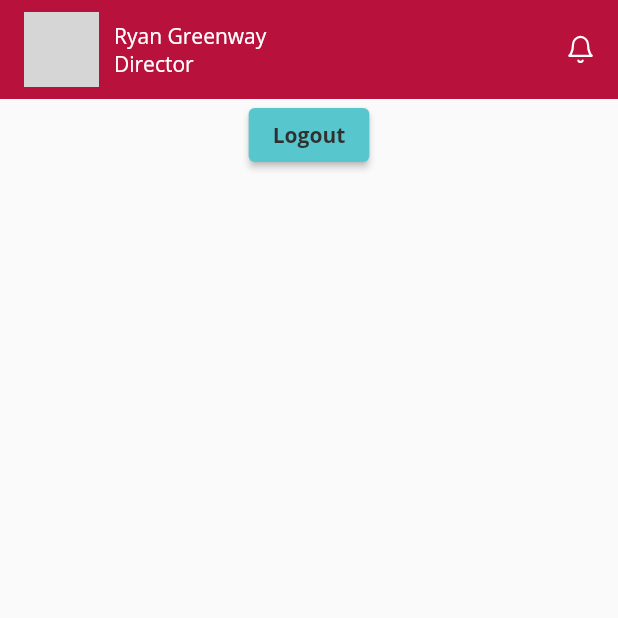
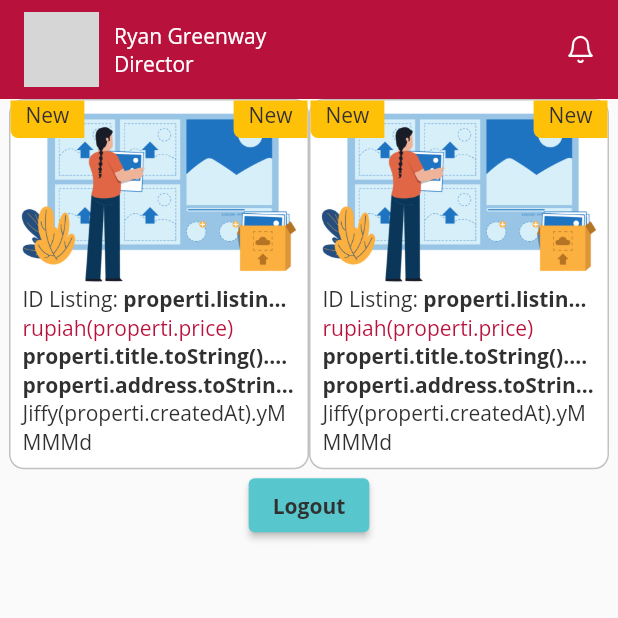
Before and after one commit to fikrighifari/erastar-apps, a Flutter app: the HomeScreen screen opened directly, on a phone screen of 412 x 824 dp, the top half of it. Run offline on Flutter 3.47's test engine with Material 2 defaults, Android fonts, the phone set to English and light mode, and no system bars; our stand-ins replace dio, flutter_modular, flutter_svg, google_fonts; missing offline and left inert: glutton; network calls fail; grey boxes are pictures that could not be loaded.

Commit message:
add: asset card

```diff
--- a/lib/app/ui/home/home_screen.dart
+++ b/lib/app/ui/home/home_screen.dart
@@ -1,5 +1,6 @@
 import 'package:erastar_apps/app/services/local_storage_service.dart';
 import 'package:erastar_apps/app/themes/themes.dart';
+import 'package:erastar_apps/app/widgets/cards/asset_card.dart';
 import 'package:erastar_apps/app/widgets/reusable_components/reusable_components.dart';
 import 'package:erastar_apps/export.dart';
 
@@ -15,6 +16,7 @@ class _HomeScreenState extends State<HomeScreen> {
   Widget build(BuildContext context) {
     return Scaffold(
       body: SafeArea(
+        child: SingleChildScrollView(
           child: Column(
             children: [
               // Header Content
@@ -61,6 +63,26 @@ class _HomeScreenState extends State<HomeScreen> {
                   ],
                 ),
               ),
+
+              // New Properti List
+              // SingleChildScrollView(
+              //   scrollDirection: Axis.horizontal,
+              //   child: Row(
+              //     children: [
+              //       AssetCard(),
+              //       AssetCard(),
+              //     ],
+              //   ),
+              // ),
+              SingleChildScrollView(
+                scrollDirection: Axis.horizontal,
+                child: Row(
+                  children: [
+                    AssetCard(),
+                    AssetCard(),
+                  ],
+                ),
+              ),
               ElevatedButton(
                 style: ElevatedButton.styleFrom(
                   backgroundColor: AppColor.cyanColor,
@@ -83,6 +105,7 @@ class _HomeScreenState extends State<HomeScreen> {
             ],
           ),
         ),
+      ),
     );
   }
 }
--- /dev/null
+++ b/lib/app/widgets/cards/asset_card.dart
@@ -0,0 +1,157 @@
+import 'package:erastar_apps/app/themes/themes.dart';
+import 'package:erastar_apps/app/widgets/reusable_components/reusable_components.dart';
+import 'package:erastar_apps/export.dart';
+
+class AssetCard extends StatefulWidget {
+  const AssetCard({super.key});
+
+  @override
+  State<AssetCard> createState() => _AssetCardState();
+}
+
+class _AssetCardState extends State<AssetCard> {
+  @override
+  Widget build(BuildContext context) {
+    return CustomContainer(
+      width: 200,
+      containerType: RoundedContainerType.outlined,
+      radius: 10,
+      borderColor: AppColor.naturalGrey1,
+      child: Column(
+        children: [
+          Stack(
+            children: [
+              Image.asset(
+                'assets/images/no_image.png',
+                fit: BoxFit.cover,
+              ),
+              Align(
+                alignment: Alignment.topLeft,
+                child: Column(
+                  crossAxisAlignment: CrossAxisAlignment.end,
+                  mainAxisAlignment: MainAxisAlignment.end,
+                  children: [
+                    Container(
+                      margin: const EdgeInsets.only(bottom: 5),
+                      padding: const EdgeInsets.symmetric(
+                        horizontal: 10,
+                      ),
+                      height: 25,
+                      decoration: const BoxDecoration(
+                        color:
+                            // properti.type == 'new'
+                            // ? AppColors.cyanColor
+                            // :
+                            AppColor.yellowColor,
+                        borderRadius: BorderRadius.only(
+                          bottomLeft: Radius.circular(5),
+                        ),
+                      ),
+                      child: const TextWidget(
+                        'New',
+                        // properti.type.toString().toTitleCase(),
+                        color:
+                            // properti.type == 'new'
+                            // ? AppColors.whiteColor
+                            // :
+                            AppColor.blackColor,
+                      ),
+                    ),
+                  ],
+                ),
+              ),
+              Align(
+                alignment: Alignment.topRight,
+                child: Column(
+                  crossAxisAlignment: CrossAxisAlignment.end,
+                  mainAxisAlignment: MainAxisAlignment.end,
+                  children: [
+                    Container(
+                      margin: const EdgeInsets.only(bottom: 5),
+                      padding: const EdgeInsets.symmetric(
+                        horizontal: 10,
+                      ),
+                      height: 25,
+                      decoration: const BoxDecoration(
+                        color:
+                            // properti.type == 'new'
+                            // ? AppColors.cyanColor
+                            // :
+                            AppColor.yellowColor,
+                        borderRadius: BorderRadius.only(
+                          bottomLeft: Radius.circular(5),
+                        ),
+                      ),
+                      child: const TextWidget(
+                        'New',
+                        // properti.type.toString().toTitleCase(),
+                        color:
+                            // properti.type == 'new'
+                            // ? AppColors.whiteColor
+                            // :
+                            AppColor.blackColor,
+                      ),
+                    ),
+                  ],
+                ),
+              ),
+            ],
+          ),
+          Padding(
+            padding: EdgeInsets.only(
+              bottom: 8,
+              left: 8,
+              right: 8,
+            ),
+            child: Column(
+              mainAxisAlignment: MainAxisAlignment.start,
+              crossAxisAlignment: CrossAxisAlignment.start,
+              children: [
+                Row(
+                  children: [
+                    TextWidget(
+                      "ID Listing: ",
+                      color: AppColor.blackColor,
+                    ),
+                    Expanded(
+                      child: Text(
+                        'properti.listingId.toString()',
+                        overflow: TextOverflow.ellipsis,
+                        style:
+                            defaultTextStyle.copyWith(fontWeight: boldWeight),
+                      ),
+                    ),
+                  ],
+                ),
+                TextWidget(
+                  'rupiah(properti.price)',
+                  color: AppColor.primayRedColor,
+                  // properti.price.toString(),
+                ),
+
+                Text(
+                  'properti.title.toString().toUpperCase()',
+                  overflow: TextOverflow.ellipsis,
+                  style: defaultTextStyle.copyWith(fontWeight: boldWeight),
+                ),
+                Text(
+                  'properti.address.toString().toCapitalized()',
+                  overflow: TextOverflow.ellipsis,
+                  style: defaultTextStyle.copyWith(fontWeight: boldWeight),
+                ),
+                // Text(
+                //   properti.createdAt.toString(),
+                //   style: dateTextStyle,
+                //   overflow: TextOverflow.ellipsis,
+                // ),
+                TextWidget(
+                  'Jiffy(properti.createdAt).yMMMMd',
+                )
+              ],
+            ),
+          ),
+        ],
+      ),
+    );
+  }
+}
```
Lines whose indentation alone changed are shown as unchanged.
